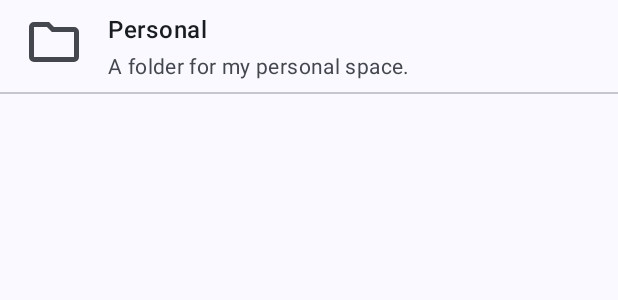
After one commit to eipna/MindBin, an Android app: the layout recycler_folder.xml on its own in the app's theme, with its tools: preview values and no code run, on a phone screen of 412 x 824 dp. The commit adds this screen. Shown: the top 300 px of the screen. Run offline under Robolectric (Android 15) with nearby library versions, the phone set to English and light mode, and no system bars.

Commit message:
Created recycler layout for folder

```diff
--- /dev/null
+++ b/app/src/main/res/layout/recycler_folder.xml
@@ -0,0 +1,55 @@
+<?xml version="1.0" encoding="utf-8"?>
+<LinearLayout xmlns:android="http://schemas.android.com/apk/res/android"
+    xmlns:app="http://schemas.android.com/apk/res-auto"
+    android:orientation="vertical"
+    android:clickable="true"
+    android:focusable="true"
+    android:foreground="?attr/selectableItemBackground"
+    android:layout_width="match_parent"
+    android:layout_height="wrap_content">
+
+    <LinearLayout
+        android:orientation="horizontal"
+        android:paddingBottom="8dp"
+        android:paddingTop="8dp"
+        android:paddingEnd="16dp"
+        android:paddingStart="16dp"
+        android:layout_width="match_parent"
+        android:layout_height="wrap_content">
+
+        <ImageView
+            android:src="@drawable/ic_folder"
+            android:layout_marginEnd="16dp"
+            android:layout_width="40dp"
+            android:layout_height="40dp"
+            app:tint="?attr/colorOnSurfaceVariant" />
+
+        <LinearLayout
+            android:orientation="vertical"
+            android:layout_width="match_parent"
+            android:layout_height="wrap_content">
+
+            <com.google.android.material.textview.MaterialTextView
+                android:id="@+id/folder_name"
+                android:text="@string/recycler_folder_name"
+                android:textAppearance="?attr/textAppearanceBodyLarge"
+                android:fontFamily="sans-serif-medium"
+                android:textColor="?attr/colorOnSurface"
+                android:layout_width="wrap_content"
+                android:layout_height="wrap_content"/>
+
+            <com.google.android.material.textview.MaterialTextView
+                android:id="@+id/folder_description"
+                android:text="@string/recycler_folder_description"
+                android:textColor="?attr/colorOnSurfaceVariant"
+                android:layout_marginTop="4dp"
+                android:textAppearance="?attr/textAppearanceBodyMedium"
+                android:layout_width="match_parent"
+                android:layout_height="wrap_content"/>
+        </LinearLayout>
+    </LinearLayout>
+
+    <com.google.android.material.divider.MaterialDivider
+        android:layout_width="match_parent"
+        android:layout_height="wrap_content"/>
+</LinearLayout>
--- a/app/src/main/res/values/strings.xml
+++ b/app/src/main/res/values/strings.xml
@@ -47,6 +47,9 @@
     <string name="recycler_note_content">Lorem ipsum odor amet, consectetuer adipiscing elit. Sociosqu amet urna faucibus per eleifend, erat rutrum. Maximus eros tortor eget; sit metus tempus. Condimentum nibh litora velit augue fames. Ac consequat fames augue felis; sagittis vitae consectetur adipiscing. Finibus congue gravida litora dis amet. Dictumst elit ridiculus aenean suscipit fringilla placerat ante dictumst consequat. Diam adipiscing semper nunc massa sapien arcu consectetur praesent convallis. Ex ac cras nulla porttitor torquent bibendum.</string>
     <string name="recycler_note_date_created">Sunday, January 19 2025</string>
 
+    <string name="recycler_folder_name">Personal</string>
+    <string name="recycler_folder_description">A folder for my personal space.</string>
+
     <string name="indicator_notes_empty">No notes found</string>
     <string name="indicator_archive_empty">Archive is empty</string>
     <string name="indicator_trash_empty">Trash is empty</string>
```
